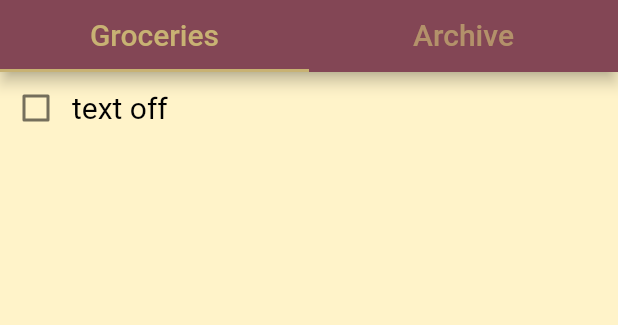
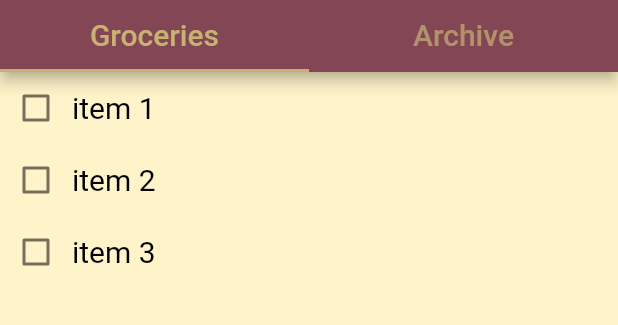
Before and after one commit to emre-yunus/ToBuy, a Flutter app: the screen it shows after launch, on a phone screen of 412 x 824 dp, the part 84-409 px from its top. Run offline on Flutter 3.47's test engine with Material 2 defaults, Android fonts, the phone set to English and light mode, and no system bars.

Commit message:
Each item is now shown in separate widget in Listview.

```diff
--- a/lib/groceries_list.dart
+++ b/lib/groceries_list.dart
@@ -1,4 +1,5 @@
 import 'package:flutter/material.dart';
+import 'groceries_list_item.dart';
 
 class GroceriesList extends StatefulWidget {
   @override
@@ -6,52 +7,17 @@ class GroceriesList extends StatefulWidget {
 }
 
 class _GroceriesListState extends State<GroceriesList> {
-  String text = "text off";
-  bool isChecked = false;
-  Color itemColor = Colors.black;
-  TextDecoration itemDecoration = TextDecoration.none;
-
-  void changeText() {
-    if (isChecked) {
-      itemColor = Colors.black;
-      itemDecoration = TextDecoration.none;
-    } else {
-      itemColor = Colors.grey;
-      itemDecoration = TextDecoration.lineThrough;
-    }
-  }
-
   @override
   Widget build(BuildContext context) {
     return Container(
       color: const Color(0xFCFFF3C8),
-      child: Row(
-          mainAxisAlignment: MainAxisAlignment.start,
-          crossAxisAlignment: CrossAxisAlignment.start,
-          children: [
-            Row(
-                mainAxisAlignment: MainAxisAlignment.start,
-                children: [
-                  Checkbox(
-                    value: isChecked,
-                    onChanged: (bool? newValue) {
-                      setState(() {
-                        changeText();
-                        isChecked = newValue!;
-                      });
-                    },
-                    activeColor: Colors.grey,
-                  ),
-                  Text(
-                    text,
-                    style: TextStyle(
-                      color: itemColor,
-                      decoration: itemDecoration,
-                      fontSize: 20,
-                    ),
-                  ),
-                ])
-          ]),
+      child: ListView(
+        children: const <Widget>[
+          GroceriesListItem(itemName: "item 1"),
+          GroceriesListItem(itemName: "item 2"),
+          GroceriesListItem(itemName: "item 3"),
+        ],
+      ),
     );
   }
 }
--- /dev/null
+++ b/lib/groceries_list_item.dart
@@ -0,0 +1,50 @@
+import 'package:flutter/material.dart';
+
+class GroceriesListItem extends StatefulWidget {
+  final String itemName;
+
+  const GroceriesListItem ({ required this.itemName });
+
+  @override
+  State<GroceriesListItem> createState() => _GroceriesListItemState();
+}
+
+class _GroceriesListItemState extends State<GroceriesListItem> {
+  bool isChecked = false;
+  Color itemColor = Colors.black;
+  TextDecoration itemDecoration = TextDecoration.none;
+
+  void changeText() {
+    if (isChecked) {
+      itemColor = Colors.black;
+      itemDecoration = TextDecoration.none;
+    } else {
+      itemColor = Colors.grey;
+      itemDecoration = TextDecoration.lineThrough;
+    }
+  }
+
+  @override
+  Widget build(BuildContext context) {
+    return Row(mainAxisAlignment: MainAxisAlignment.start, children: [
+      Checkbox(
+        value: isChecked,
+        onChanged: (bool? newValue) {
+          setState(() {
+            changeText();
+            isChecked = newValue!;
+          });
+        },
+        activeColor: Colors.grey,
+      ),
+      Text(
+        widget.itemName,
+        style: TextStyle(
+          color: itemColor,
+          decoration: itemDecoration,
+          fontSize: 20,
+        ),
+      ),
+    ]);
+  }
+}
--- a/pubspec.yaml
+++ b/pubspec.yaml
@@ -59,7 +59,7 @@ flutter:
 
   # To add assets to your application, add an assets section, like this:
   assets:
-    - assets
+    - assets/logo_transparent.png
 
   # An image asset can refer to one or more resolution-specific "variants", see
   # https://flutter.dev/assets-and-images/#resolution-aware.
```
